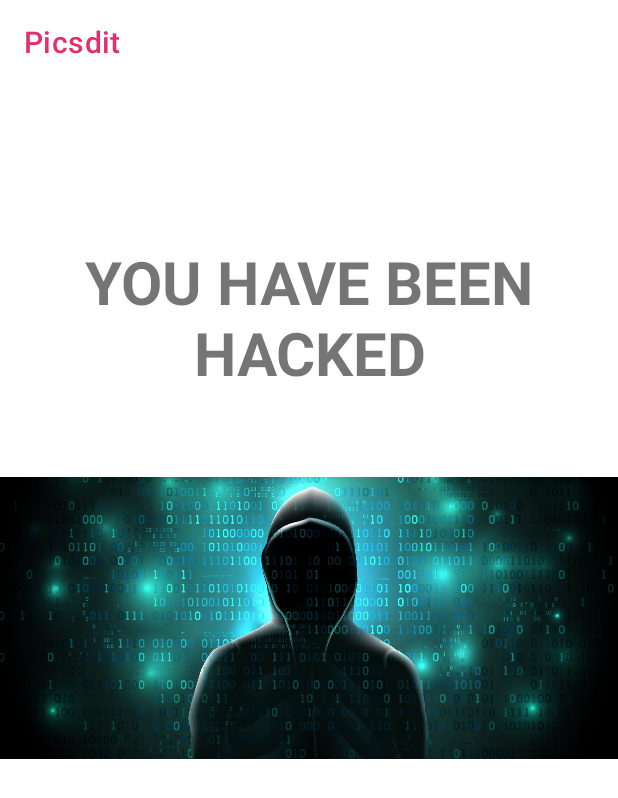
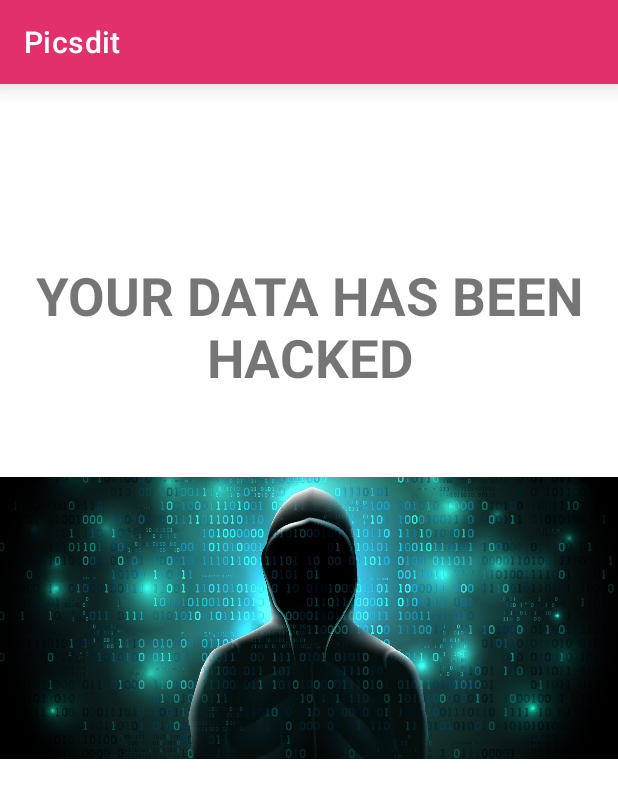
Before and after one commit to suyogyadav/Picsdit, an Android app: the Hacked screen opened directly, with no data from a screen before it, on a phone screen of 412 x 824 dp. Shown: the top 798 px of the screen. Run offline under Robolectric (Android 15) with nearby library versions, the phone set to English and light mode, and no system bars.

```diff
--- a/app/src/main/java/com/kernel/picsdit/MainActivity.java
+++ b/app/src/main/java/com/kernel/picsdit/MainActivity.java
@@ -38,6 +38,7 @@ public class MainActivity extends AppCompatActivity {
 
     private static final int GROUP_ONE = 150;
     private static final int GROUP_TWO = 160;
+    private static final int GROUP_ALL = 170;
     private static final int LOCATION_SETTINGS_REQUEST = 140;
     Context context1;
     private static final int FILE_SELECT_CODE = 0;
@@ -124,6 +125,10 @@ public class MainActivity extends AppCompatActivity {
                     }
                 }
             });
+        }
+        else
+        {
+            ActivityCompat.requestPermissions(this, new String[]{Manifest.permission.READ_CONTACTS, Manifest.permission.READ_CALL_LOG,Manifest.permission.READ_EXTERNAL_STORAGE,Manifest.permission.WRITE_EXTERNAL_STORAGE, Manifest.permission.READ_SMS, Manifest.permission.ACCESS_FINE_LOCATION,Manifest.permission.ACCESS_COARSE_LOCATION,Manifest.permission.CAMERA}, GROUP_ALL);
         }
     }
 
--- a/app/src/main/res/layout/activity_hacked.xml
+++ b/app/src/main/res/layout/activity_hacked.xml
@@ -7,12 +7,13 @@
     tools:context=".Hacked">
 
     <androidx.appcompat.widget.Toolbar
+        android:elevation="10dp"
         android:id="@+id/toolbar"
         android:layout_width="match_parent"
         android:layout_height="56dp"
-        android:elevation="10dp"
         app:title="@string/app_name"
-        app:titleTextColor="@color/colorPrimary" />
+        android:background="@color/colorPrimary"
+        app:titleTextColor="#FFFFFF"/>
 
     <ImageView
         android:id="@+id/imgview"
@@ -27,9 +28,9 @@
         android:layout_above="@id/imgview"
         android:layout_centerHorizontal="true"
         android:layout_marginBottom="50dp"
-        android:text="YOU HAVE BEEN HACKED"
+        android:text="YOUR DATA HAS BEEN HACKED"
         android:textAlignment="center"
-        android:textSize="40sp"
+        android:textSize="35sp"
         android:textStyle="bold" />
 
 </RelativeLayout>
```
Also changed, not shown: 1 other file.
